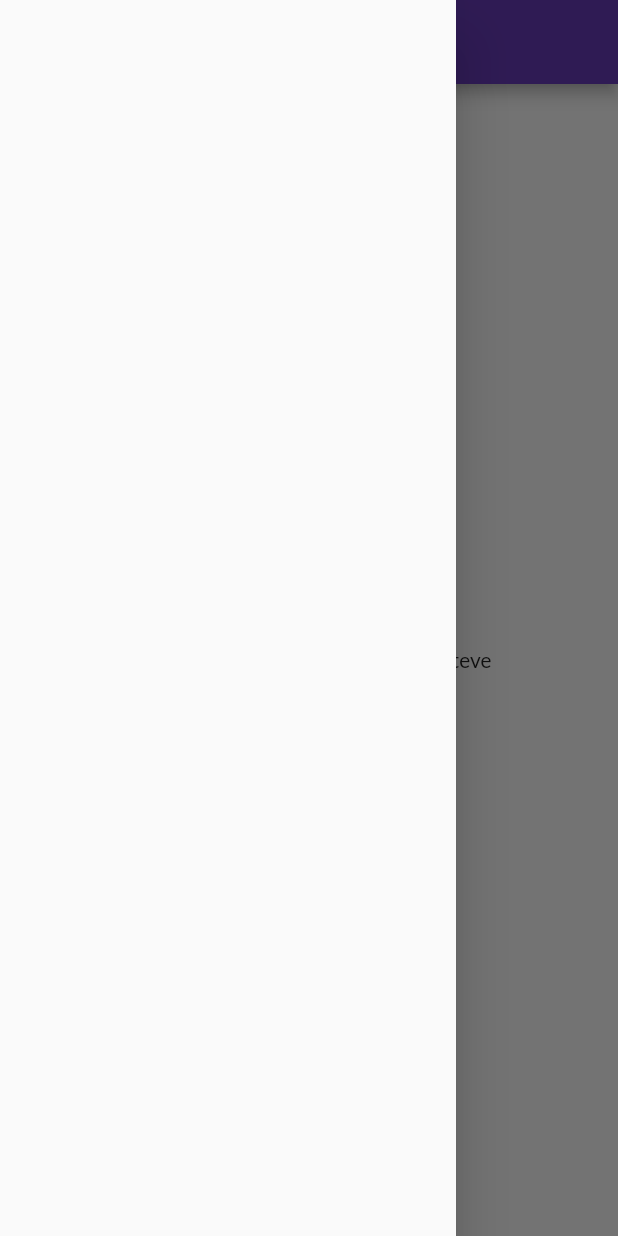
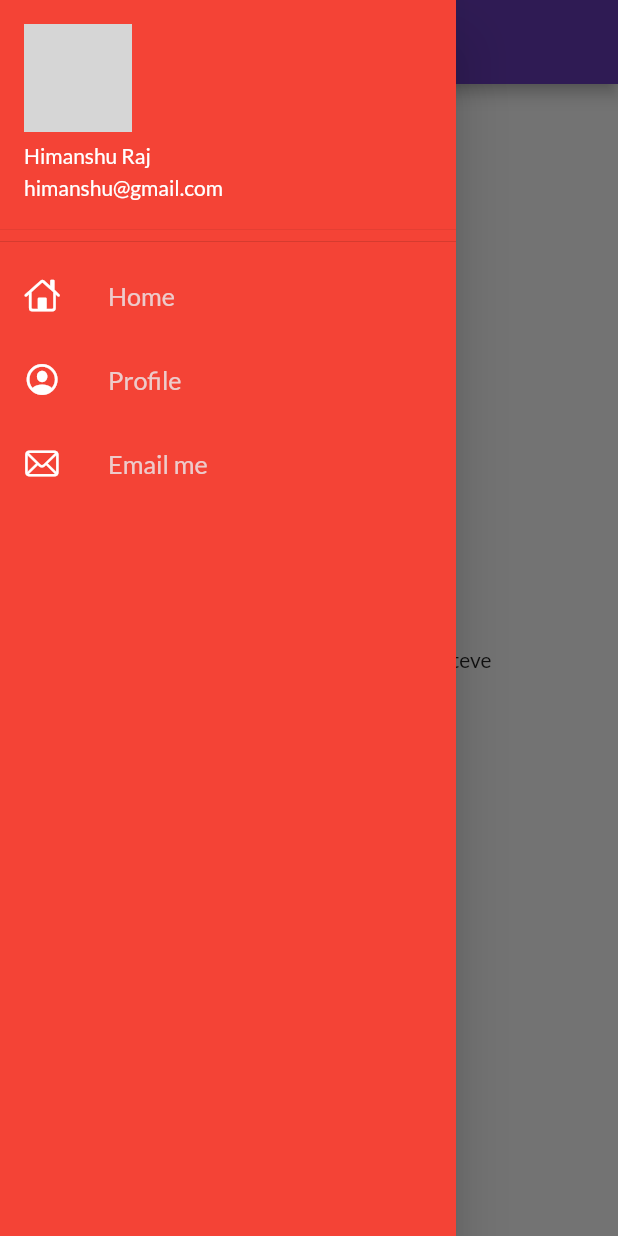
Before and after one commit to HimanshuRaj05/30DaysOfFlutter, a Flutter app: the screen it shows after launch, with the side drawer open, on a phone screen of 412 x 824 dp. Run offline on Flutter 3.47's test engine with Material 2 defaults, Android fonts, the phone set to English and light mode, and no system bars; our stand-ins replace google_fonts; network calls fail; grey boxes are pictures that could not be loaded.

Commit message:
day9 completed

```diff
--- a/lib/pages/home_page.dart
+++ b/lib/pages/home_page.dart
@@ -1,4 +1,6 @@
 import 'package:flutter/material.dart';
+
+import '../widgets/drawer.dart';
 
 class HomePage extends StatelessWidget {
   const HomePage({super.key});
@@ -16,7 +18,7 @@ class HomePage extends StatelessWidget {
           child: Text("Welcome to $days days of flutter by $name"),
         ),
       ),
-      drawer: Drawer(),
+      drawer: MyDrawer(),
     );
   }
 }
--- /dev/null
+++ b/lib/widgets/drawer.dart
@@ -0,0 +1,71 @@
+import 'package:flutter/cupertino.dart';
+import 'package:flutter/material.dart';
+
+class MyDrawer extends StatelessWidget {
+  const MyDrawer({super.key});
+
+  @override
+  Widget build(BuildContext context) {
+    final imageUrl =
+        "https://cdnb.artstation.com/p/assets/images/images/038/479/419/large/yamil-yaluk-1-dibujo.jpg?1623202604";
+
+    return Drawer(
+      child: Container(
+        color: Colors.red,
+        child: ListView(
+          children: [
+            DrawerHeader(
+              padding: EdgeInsets.zero,
+              child: UserAccountsDrawerHeader(
+                decoration: BoxDecoration(
+                  color: Colors.red,
+                ),
+                accountName: Text("Himanshu Raj"),
+                accountEmail: Text("himanshu@gmail.com"),
+                currentAccountPicture: CircleAvatar(
+                  backgroundImage: NetworkImage(imageUrl),
+                ),
+              ),
+            ),
+            ListTile(
+                leading: Icon(
+                  CupertinoIcons.home,
+                  color: Colors.white,
+                ),
+                title: Text(
+                  "Home",
+                  textScaleFactor: 1.2,
+                  style: TextStyle(
+                    color: const Color.fromARGB(255, 237, 203, 203),
+                  ),
+                )),
+            ListTile(
+                leading: Icon(
+                  CupertinoIcons.profile_circled,
+                  color: Colors.white,
+                ),
+                title: Text(
+                  "Profile",
+                  textScaleFactor: 1.2,
+                  style: TextStyle(
+                    color: const Color.fromARGB(255, 237, 203, 203),
+                  ),
+                )),
+            ListTile(
+                leading: Icon(
+                  CupertinoIcons.mail,
+                  color: Colors.white,
+                ),
+                title: Text(
+                  "Email me",
+                  textScaleFactor: 1.2,
+                  style: TextStyle(
+                    color: const Color.fromARGB(255, 237, 203, 203),
+                  ),
+                )),
+          ],
+        ),
+      ),
+    );
+  }
+}
```
